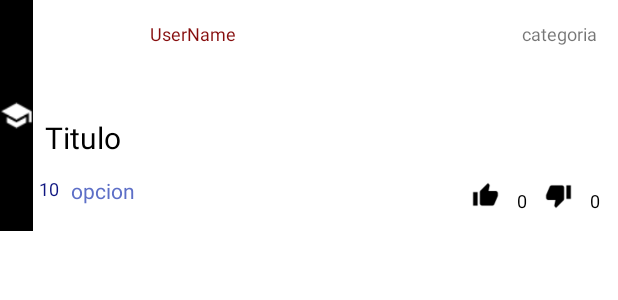
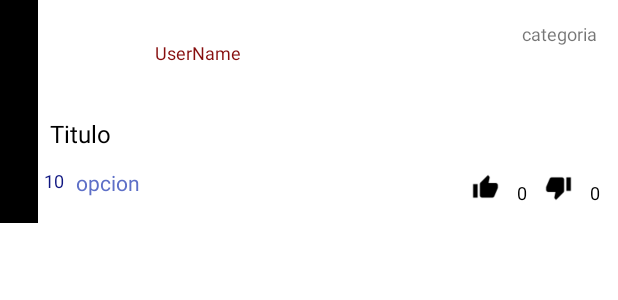
Before and after one commit to jftrujillo/democratic, an Android app: the layout survey_list_span_template.xml on its own in the app's theme, with its tools: preview values and no code run, on a phone screen of 412 x 824 dp. Shown: the top 300 px of the screen. Run offline under Robolectric (Android 15) with nearby library versions, the phone set to English and light mode, and no system bars.

Commit message:
mas arreglos de interfaces

```diff
--- a/app/src/main/res/layout/activity_home.xml
+++ b/app/src/main/res/layout/activity_home.xml
@@ -6,7 +6,8 @@
     xmlns:fab="http://schemas.android.com/apk/res-auto"
     xmlns:tools="http://schemas.android.com/tools"
     android:layout_width="match_parent"
-    android:layout_height="match_parent" android:fitsSystemWindows="true"
+    android:layout_height="match_parent"
+
     tools:context="com.kcumendigital.democratic.HomeActivity">
 
     <android.support.v4.widget.DrawerLayout
--- a/app/src/main/res/layout/survey_list_span_template.xml
+++ b/app/src/main/res/layout/survey_list_span_template.xml
@@ -19,8 +19,6 @@
             android:id="@+id/left_image_categori"
             android:layout_width="wrap_content"
             android:layout_height="wrap_content"
-            android:src="@drawable/ic_school_white_18dp"
-
             android:layout_centerInParent="true"
             />
 
@@ -31,13 +29,32 @@
         android:layout_width="match_parent"
         android:layout_height="wrap_content">
 
+        <RelativeLayout
+            android:id="@+id/user_img2"
+            android:layout_width="wrap_content"
+            android:layout_height="wrap_content">
+
         <ImageView
             android:id="@+id/user_img"
             android:layout_width="70dp"
             android:layout_height="70dp"
 
+            />
 
+        <TextView
+            android:id="@+id/user_name_forums"
+            android:layout_width="wrap_content"
+            android:layout_height="wrap_content"
+            android:text="UserName"
+            android:textSize="@dimen/size_count_coments_forums"
+            android:textColor="@color/color_subtitle_forums"
+            android:layout_toRightOf="@id/user_img"
+            android:layout_marginLeft="@dimen/medium_margin"
+            android:layout_marginTop="@dimen/big_margin"
+            android:layout_centerInParent="true"
             />
+        </RelativeLayout>
+
         <TextView
             android:id="@+id/title_forum_list"
             android:layout_width="wrap_content"
@@ -46,7 +63,7 @@
             android:textSize="@dimen/title_forum_size"
             android:textColor="@color/color_title_foromuns"
             android:layout_margin="@dimen/small_margin"
-            android:layout_below="@id/user_img"
+            android:layout_below="@id/user_img2"
             />
         <TextView
             android:id="@+id/count_coments_forums"
@@ -116,17 +133,7 @@
 
 
 
-        <TextView
-            android:id="@+id/user_name_forums"
-            android:layout_width="wrap_content"
-            android:layout_height="wrap_content"
-            android:text="UserName"
-            android:textSize="@dimen/size_count_coments_forums"
-            android:textColor="@color/color_subtitle_forums"
-            android:layout_toRightOf="@id/user_img"
-            android:layout_marginLeft="@dimen/medium_margin"
-            android:layout_marginTop="@dimen/big_margin"
-            />
+
         <TextView
             android:id="@+id/categorias_list"
             android:layout_width="wrap_content"
--- a/app/src/main/res/menu/manu_nav_home.xml
+++ b/app/src/main/res/menu/manu_nav_home.xml
@@ -9,15 +9,15 @@
     <item android:title="Secciones">
         <menu>
             <item android:id="@+id/nav_gobierno"
-                android:title="gobierno"
+                android:title="Gobierno"
                 android:icon="@drawable/iconosslide17"
                 />
             <item android:id="@+id/nav_educacion"
-                android:title="educacion"
+                android:title="Educación"
                 android:icon="@drawable/iconosslide19"
                 />
             <item android:id="@+id/nav_salud"
-                android:title="salud"
+                android:title="Salud"
                 android:icon="@drawable/iconosslide21"
                 ></item>
             <item android:id="@+id/nav_medio_ambiente"
--- a/app/src/main/res/menu/menu_home.xml
+++ b/app/src/main/res/menu/menu_home.xml
@@ -2,10 +2,6 @@
     xmlns:app="http://schemas.android.com/apk/res-auto"
     xmlns:tools="http://schemas.android.com/tools"
     tools:context="com.kcumendigital.democratic.HomeActivity">
-    <item android:id="@+id/action_settings"
-        android:title="@string/action_settings"
-        android:orderInCategory="100"
-        app:showAsAction="never" />
     <item android:id="@+id/navigate"
         android:title="next"
         android:orderInCategory="200"
--- a/app/src/main/res/values/dimens.xml
+++ b/app/src/main/res/values/dimens.xml
@@ -3,7 +3,7 @@
     <dimen name="activity_horizontal_margin">16dp</dimen>
     <dimen name="activity_vertical_margin">16dp</dimen>
     <dimen name="fab_margin">16dp</dimen>
-    <dimen name="title_forum_size">20sp</dimen>
+    <dimen name="title_forum_size">16sp</dimen>
     <dimen name="size_count_coments_forums">12sp</dimen>
     <dimen name="small_margin">8dp</dimen>
     <dimen name="text_coments_forums">14sp</dimen>
@@ -20,5 +20,5 @@
     <dimen name="medium_size">70dp</dimen>
     <dimen name="mediun_size_height">50dp</dimen>
     <dimen name="big_letter">24sp</dimen>
-    <dimen name="left_bar_width">22dp</dimen>
+    <dimen name="left_bar_width">25dp</dimen>
 </resources>
```
Also changed, not shown: app/src/main/AndroidManifest.xml (+5 -2 lines), app/src/main/java/com/kcumendigital/democratic/Fragments/NumberFragmetFragment.java (+29 -0 lines), app/src/main/java/com/kcumendigital/democratic/HomeActivity.java (+7 -2 lines), app/src/main/java/com/kcumendigital/democratic/SurveyDescriptionActivity.java (+13 -0 lines), app/src/main/res/drawable/surbey_progress.xml (+6 -18 lines), app/src/main/res/layout/fragment_number_fragmet.xml (+7 -0 lines), app/src/main/res/layout/template_span.xml (+22 -15 lines).
